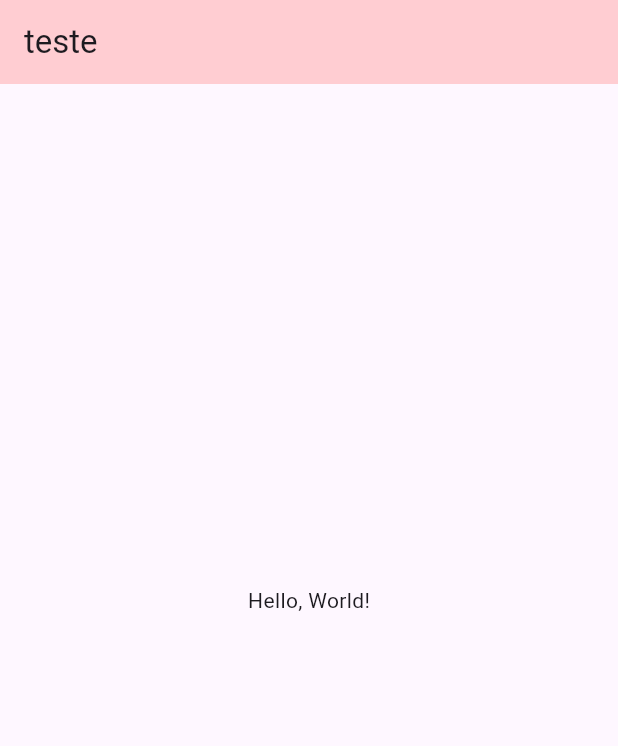
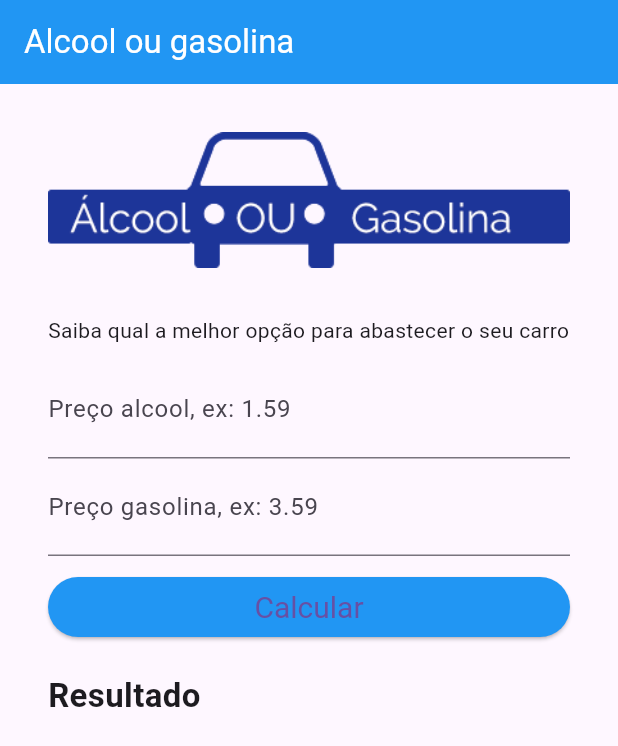
Before and after one commit to TiagoLxD/estudando, a Flutter app: the screen it shows after launch, on a phone screen of 412 x 824 dp. Shown: the top 746 px of the screen. Run offline on Flutter 3.47's test engine with Material 3 defaults, Android fonts, the light colour scheme and no system bars.

Commit message:
feat: add app3 gasolina

```diff
--- /dev/null
+++ b/lib/combustivel.dart
@@ -0,0 +1,108 @@
+import 'package:flutter/material.dart';
+
+class Combustivel extends StatefulWidget {
+  const Combustivel({super.key});
+
+  @override
+  State<Combustivel> createState() => _CombustivelState();
+}
+
+class _CombustivelState extends State<Combustivel> {
+  TextEditingController _controllerAlcool = TextEditingController();
+  TextEditingController _controllerGasolina = TextEditingController();
+  var _textoResultado = "Resultado";
+
+  void _limparCampos() {
+    _controllerAlcool.text = "";
+    _controllerGasolina.text = "";
+  }
+
+  void _calcular() {
+    double? precoAlcool = double.tryParse(_controllerAlcool.text);
+    double? precoGasolina = double.tryParse(_controllerGasolina.text);
+    if (precoAlcool == null || precoGasolina == null) {
+      setState(() {
+        _textoResultado = "Número inválido, tente novamente";
+      });
+      return;
+    }
+
+    if (precoAlcool / precoGasolina < 0.7) {
+      setState(() {
+        _textoResultado = "Melhor abastecer com gasolina";
+      });
+    }
+
+    if (precoAlcool / precoGasolina >= 0.7) {
+      setState(() {
+        _textoResultado = "Melhor abastecer com alcool";
+      });
+    }
+    _limparCampos();
+  }
+
+  @override
+  Widget build(BuildContext context) {
+    return Scaffold(
+        appBar: AppBar(
+          title: const Text(
+            "Alcool ou gasolina",
+            style: TextStyle(color: Colors.white),
+          ),
+          backgroundColor: Colors.blue[500],
+        ),
+        body: SingleChildScrollView(
+          padding: EdgeInsets.all(32),
+          child: Container(
+            child: Column(
+                crossAxisAlignment: CrossAxisAlignment.stretch,
+                children: [
+                  Padding(
+                    padding: EdgeInsets.only(bottom: 32),
+                    child: Image.asset("images/logo.png"),
+                  ),
+                  Padding(
+                    padding: EdgeInsets.only(bottom: 10),
+                    child: Text(
+                        "Saiba qual a melhor opção para abastecer o seu carro"),
+                  ),
+                  TextField(
+                    keyboardType: TextInputType.number,
+                    decoration:
+                        InputDecoration(labelText: "Preço alcool, ex: 1.59"),
+                    style: TextStyle(fontSize: 22),
+                    controller: _controllerAlcool,
+                  ),
+                  TextField(
+                    keyboardType: TextInputType.number,
+                    decoration:
+                        InputDecoration(labelText: "Preço gasolina, ex: 3.59"),
+                    style: TextStyle(fontSize: 22),
+                    controller: _controllerGasolina,
+                  ),
+                  Padding(
+                    padding: EdgeInsets.only(top: 10),
+                    child: ElevatedButton(
+                      onPressed: _calcular,
+                      style: ButtonStyle(
+                          backgroundColor:
+                              MaterialStateProperty.all<Color>(Colors.blue),
+                          textStyle: MaterialStateProperty.all<TextStyle>(
+                            const TextStyle(color: Colors.white, fontSize: 20),
+                          )),
+                      child: Text("Calcular"),
+                    ),
+                  ),
+                  Padding(
+                    padding: EdgeInsets.only(top: 20),
+                    child: Text(
+                      _textoResultado,
+                      style:
+                          TextStyle(fontSize: 22, fontWeight: FontWeight.bold),
+                    ),
+                  )
+                ]),
+          ),
+        ));
+  }
+}
--- a/lib/main.dart
+++ b/lib/main.dart
@@ -1,34 +1,6 @@
+import 'package:estudando/combustivel.dart';
 import 'package:flutter/material.dart';
 
 void main() {
-  runApp(MaterialApp(title: 'Teste', home: Home()));
+  runApp(MaterialApp(title: "Alcohol ou gasolina", home: Combustivel()));
 }
-class MyWidget extends StatefulWidget {
-  const MyWidget({super.key});
-
-  @override
-  State<MyWidget> createState() => _MyWidgetState();
-}
-
-class _MyWidgetState extends State<MyWidget> {
-  @override
-  Widget build(BuildContext context) {
-    return const Placeholder();
-  }
-}
-class Home extends StatelessWidget {
-  @override
-  Widget build(BuildContext context) {
-    var _titulo = 'teste';
-    return Scaffold(
-      appBar: AppBar(
-        title: Text(_titulo),
-        backgroundColor: Colors.red[100],
-      ),
-      body: const Center(
-        child: Text('Hello, World!'),
-      ),
-      bottomNavigationBar: BottomAppBar(),
-    );
-  }
-}
--- a/pubspec.yaml
+++ b/pubspec.yaml
@@ -59,6 +59,11 @@ flutter:
   # To add assets to your application, add an assets section, like this:
   assets:
     - images/01.jpg
+    - images/padrao.png
+    - images/papel.png
+    - images/pedra.png
+    - images/logo.png
+
 
   # An image asset can refer to one or more resolution-specific "variants", see
   # https://flutter.dev/assets-and-images/#resolution-aware
```
Also changed, not shown: lib/campoTexto.dart (added, +41 -0 lines), lib/gerarfrases.dart (added, +79 -0 lines), lib/jogo.dart (added, +104 -0 lines), images/logo.png (added), images/padrao.png (added), images/papel.png (added), images/pedra.png (added).
